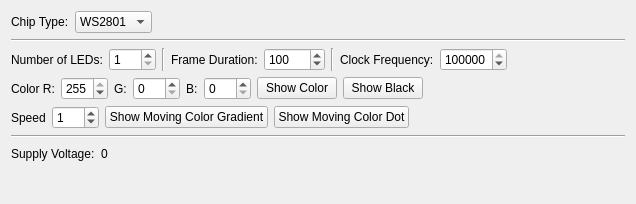
Above: src/brickv/plugin_system/plugins/led_strip/ui/led_strip.ui from Tinkerforge/brickv before the change. Below: the same form after it.
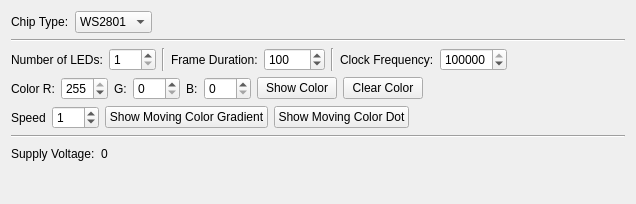
That is the form after the change.

Diff of the .ui file:
```diff
--- a/src/brickv/plugin_system/plugins/led_strip/ui/led_strip.ui
+++ b/src/brickv/plugin_system/plugins/led_strip/ui/led_strip.ui
@@ -212,7 +212,7 @@
      <item>
       <widget class="QPushButton" name="button_black">
        <property name="text">
-        <string>Show Black</string>
+        <string>Clear Color</string>
        </property>
       </widget>
      </item>
```
